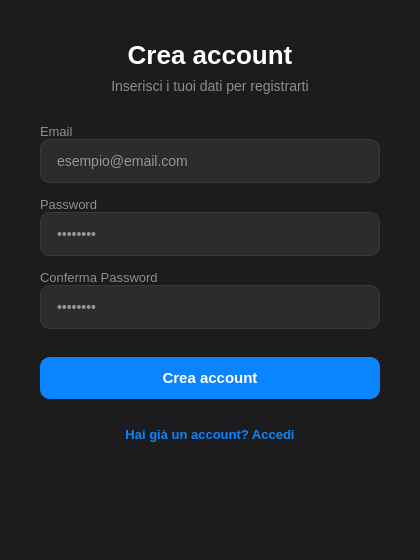
Old version of the form src/registerdialog.ui in the repository IlTocche/ThunderPass.
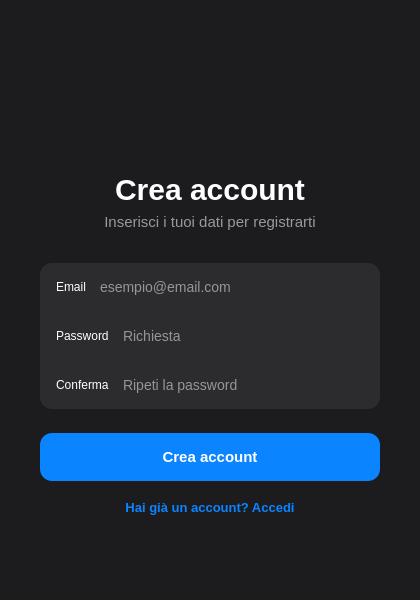
New version of the form. Icons and pictures are not drawn.

Commit message: ui: update UI layouts and stylesheets

```diff
--- a/src/registerdialog.ui
+++ b/src/registerdialog.ui
@@ -3,12 +3,7 @@
  <class>RegisterDialog</class>
  <widget class="QDialog" name="RegisterDialog">
   <property name="geometry">
-   <rect>
-    <x>0</x>
-    <y>0</y>
-    <width>420</width>
-    <height>560</height>
-   </rect>
+   <rect><x>0</x><y>0</y><width>420</width><height>600</height></rect>
   </property>
   <property name="windowTitle">
    <string>ThunderPass - Crea account</string>
@@ -18,239 +13,227 @@
 QDialog {
     background-color: #1c1c1e;
 }
-
 QLabel {
     color: #ffffff;
-    font-family: "SF Pro Display", "Segoe UI", sans-serif;
 }
 
-QLineEdit {
+/* Logo app */
+QLabel#logoLabel {
+    background-color: transparent;
+}
+QLabel#titleLabel {
+    font-size: 30px;
+    font-weight: 700;
+}
+QLabel#subtitleLabel {
+    font-size: 15px;
+    color: #98989f;
+}
+
+/* Gruppo di campi */
+QFrame#card {
     background-color: #2c2c2e;
-    border: 1px solid #3a3a3c;
-    border-radius: 10px;
-    padding: 12px 14px;
+    border-radius: 12px;
+}
+QFrame[role="separator"] {
+    background-color: #3a3a3c;
+    border: none;
+    min-height: 1px;
+    max-height: 1px;
+}
+QLabel[role="rowLabel"] {
+    color: #ffffff;
+    font-size: 14px;
+    min-width: 96px;
+    max-width: 96px;
+    min-height: 48px;
+}
+QFrame#card QLineEdit {
+    background-color: transparent;
+    border: none;
+    padding: 0px;
+    min-height: 48px;
     color: #ffffff;
     font-size: 14px;
     selection-background-color: #0a84ff;
+    placeholder-text-color: #636366;
 }
 
-QLineEdit:focus {
-    border: 1px solid #0a84ff;
-}
-
+/* Bottoni */
 QPushButton {
     background-color: #0a84ff;
-    color: white;
+    color: #ffffff;
     border: none;
-    border-radius: 10px;
-    padding: 12px;
+    border-radius: 12px;
+    min-height: 48px;
+    padding: 0px 16px;
     font-size: 15px;
     font-weight: 600;
 }
-
 QPushButton:hover {
     background-color: #0071e3;
 }
-
 QPushButton:pressed {
     background-color: #005bb5;
 }
-
 QPushButton#backToLoginButton {
     background-color: transparent;
     color: #0a84ff;
-    font-weight: 500;
+    min-height: 28px;
     font-size: 13px;
+    font-weight: 500;
 }
-
 QPushButton#backToLoginButton:hover {
     color: #409cff;
 }
    </string>
   </property>
   <layout class="QVBoxLayout" name="verticalLayout">
-   <property name="spacing">
-    <number>0</number>
-   </property>
-   <property name="leftMargin">
-    <number>40</number>
-   </property>
-   <property name="topMargin">
-    <number>40</number>
-   </property>
-   <property name="rightMargin">
-    <number>40</number>
-   </property>
-   <property name="bottomMargin">
-    <number>40</number>
-   </property>
+   <property name="spacing"><number>0</number></property>
+   <property name="leftMargin"><number>40</number></property>
+   <property name="topMargin"><number>32</number></property>
+   <property name="rightMargin"><number>40</number></property>
+   <property name="bottomMargin"><number>32</number></property>
+
+   <item>
+    <spacer name="topSpacer">
+     <property name="orientation"><enum>Qt::Vertical</enum></property>
+     <property name="sizeHint" stdset="0"><size><width>20</width><height>20</height></size></property>
+    </spacer>
+   </item>
+
+   <!-- Icona -->
+   <item alignment="Qt::AlignHCenter">
+    <widget class="QLabel" name="logoLabel">
+     <property name="minimumSize"><size><width>72</width><height>72</height></size></property>
+     <property name="maximumSize"><size><width>72</width><height>72</height></size></property>
+     <property name="pixmap">
+      <pixmap resource="../resources/resources.qrc">:/images/thunderpass-logo.png</pixmap>
+     </property>
+     <property name="scaledContents"><bool>true</bool></property>
+     <property name="alignment"><set>Qt::AlignCenter</set></property>
+    </widget>
+   </item>
+   <item>
+    <spacer name="logoSpacer">
+     <property name="orientation"><enum>Qt::Vertical</enum></property>
+     <property name="sizeType"><enum>QSizePolicy::Fixed</enum></property>
+     <property name="sizeHint" stdset="0"><size><width>20</width><height>20</height></size></property>
+    </spacer>
+   </item>
+
+   <!-- Titolo -->
    <item>
     <widget class="QLabel" name="titleLabel">
-     <property name="text">
-      <string>Crea account</string>
-     </property>
-     <property name="alignment">
-      <set>Qt::AlignCenter</set>
-     </property>
-     <property name="styleSheet">
-      <string notr="true">font-size: 26px; font-weight: 700;</string>
-     </property>
+     <property name="text"><string>Crea account</string></property>
+     <property name="alignment"><set>Qt::AlignCenter</set></property>
     </widget>
    </item>
    <item>
     <spacer name="titleSpacer">
-     <property name="orientation">
-      <enum>Qt::Vertical</enum>
-     </property>
-     <property name="sizeType">
-      <enum>QSizePolicy::Fixed</enum>
-     </property>
-     <property name="sizeHint" stdset="0">
-      <size>
-       <width>20</width>
-       <height>8</height>
-      </size>
-     </property>
+     <property name="orientation"><enum>Qt::Vertical</enum></property>
+     <property name="sizeType"><enum>QSizePolicy::Fixed</enum></property>
+     <property name="sizeHint" stdset="0"><size><width>20</width><height>6</height></size></property>
     </spacer>
    </item>
    <item>
     <widget class="QLabel" name="subtitleLabel">
-     <property name="text">
-      <string>Inserisci i tuoi dati per registrarti</string>
-     </property>
-     <property name="alignment">
-      <set>Qt::AlignCenter</set>
-     </property>
-     <property name="styleSheet">
-      <string notr="true">font-size: 14px; color: #8e8e93;</string>
-     </property>
+     <property name="text"><string>Inserisci i tuoi dati per registrarti</string></property>
+     <property name="alignment"><set>Qt::AlignCenter</set></property>
     </widget>
    </item>
    <item>
     <spacer name="formSpacer">
-     <property name="orientation">
-      <enum>Qt::Vertical</enum>
-     </property>
-     <property name="sizeType">
-      <enum>QSizePolicy::Fixed</enum>
-     </property>
-     <property name="sizeHint" stdset="0">
-      <size>
-       <width>20</width>
-       <height>30</height>
-      </size>
-     </property>
+     <property name="orientation"><enum>Qt::Vertical</enum></property>
+     <property name="sizeType"><enum>QSizePolicy::Fixed</enum></property>
+     <property name="sizeHint" stdset="0"><size><width>20</width><height>32</height></size></property>
     </spacer>
    </item>
 
    <!-- Email -->
    <item>
-    <widget class="QLabel" name="emailLabel">
-     <property name="text">
-      <string>Email</string>
-     </property>
-     <property name="styleSheet">
-      <string notr="true">font-size: 13px; color: #8e8e93;</string>
-     </property>
-    </widget>
-   </item>
-   <item>
-    <widget class="QLineEdit" name="emailEdit">
-     <property name="placeholderText">
-      <string>esempio@email.com</string>
-     </property>
-    </widget>
-   </item>
-   <item>
-    <spacer name="emailSpacer">
-     <property name="orientation">
-      <enum>Qt::Vertical</enum>
-     </property>
-     <property name="sizeType">
-      <enum>QSizePolicy::Fixed</enum>
-     </property>
-     <property name="sizeHint" stdset="0">
-      <size>
-       <width>20</width>
-       <height>14</height>
-      </size>
-     </property>
-    </spacer>
-   </item>
-
-   <!-- Password -->
-   <item>
-    <widget class="QLabel" name="passwordLabel">
-     <property name="text">
-      <string>Password</string>
-     </property>
-     <property name="styleSheet">
-      <string notr="true">font-size: 13px; color: #8e8e93;</string>
-     </property>
-    </widget>
-   </item>
-   <item>
-    <widget class="QLineEdit" name="passwordEdit">
-     <property name="echoMode">
-      <enum>QLineEdit::Password</enum>
-     </property>
-     <property name="placeholderText">
-      <string>••••••••</string>
-     </property>
-    </widget>
-   </item>
-   <item>
-    <spacer name="passwordSpacer">
-     <property name="orientation">
-      <enum>Qt::Vertical</enum>
-     </property>
-     <property name="sizeType">
-      <enum>QSizePolicy::Fixed</enum>
-     </property>
-     <property name="sizeHint" stdset="0">
-      <size>
-       <width>20</width>
-       <height>14</height>
-      </size>
-     </property>
-    </spacer>
-   </item>
-
-   <!-- Conferma Password -->
-   <item>
-    <widget class="QLabel" name="confirmLabel">
-     <property name="text">
-      <string>Conferma Password</string>
-     </property>
-     <property name="styleSheet">
-      <string notr="true">font-size: 13px; color: #8e8e93;</string>
-     </property>
-    </widget>
-   </item>
-   <item>
-    <widget class="QLineEdit" name="confirmPasswordEdit">
-     <property name="echoMode">
-      <enum>QLineEdit::Password</enum>
-     </property>
-     <property name="placeholderText">
-      <string>••••••••</string>
-     </property>
+    <widget class="QFrame" name="card">
+     <property name="frameShape"><enum>QFrame::NoFrame</enum></property>
+     <layout class="QVBoxLayout" name="cardLayout">
+      <property name="spacing"><number>0</number></property>
+      <property name="leftMargin"><number>16</number></property>
+      <property name="topMargin"><number>0</number></property>
+      <property name="rightMargin"><number>16</number></property>
+      <property name="bottomMargin"><number>0</number></property>
+      <item>
+       <layout class="QHBoxLayout" name="emailRow">
+        <property name="spacing"><number>12</number></property>
+        <item>
+         <widget class="QLabel" name="emailLabel">
+          <property name="text"><string>Email</string></property>
+          <property name="role" stdset="0"><string>rowLabel</string></property>
+         </widget>
+        </item>
+        <item>
+         <widget class="QLineEdit" name="emailEdit">
+          <property name="placeholderText"><string>esempio@email.com</string></property>
+         </widget>
+        </item>
+       </layout>
+      </item>
+      <item>
+       <widget class="QFrame" name="separator1">
+        <property name="frameShape"><enum>QFrame::NoFrame</enum></property>
+        <property name="minimumSize"><size><width>0</width><height>1</height></size></property>
+        <property name="maximumSize"><size><width>16777215</width><height>1</height></size></property>
+        <property name="role" stdset="0"><string>separator</string></property>
+       </widget>
+      </item>
+      <item>
+       <layout class="QHBoxLayout" name="passwordRow">
+        <property name="spacing"><number>12</number></property>
+        <item>
+         <widget class="QLabel" name="passwordLabel">
+          <property name="text"><string>Password</string></property>
+          <property name="role" stdset="0"><string>rowLabel</string></property>
+         </widget>
+        </item>
+        <item>
+         <widget class="QLineEdit" name="passwordEdit">
+          <property name="echoMode"><enum>QLineEdit::Password</enum></property>
+          <property name="placeholderText"><string>Richiesta</string></property>
+         </widget>
+        </item>
+       </layout>
+      </item>
+      <item>
+       <widget class="QFrame" name="separator2">
+        <property name="frameShape"><enum>QFrame::NoFrame</enum></property>
+        <property name="minimumSize"><size><width>0</width><height>1</height></size></property>
+        <property name="maximumSize"><size><width>16777215</width><height>1</height></size></property>
+        <property name="role" stdset="0"><string>separator</string></property>
+       </widget>
+      </item>
+      <item>
+       <layout class="QHBoxLayout" name="confirmRow">
+        <property name="spacing"><number>12</number></property>
+        <item>
+         <widget class="QLabel" name="confirmLabel">
+          <property name="text"><string>Conferma</string></property>
+          <property name="role" stdset="0"><string>rowLabel</string></property>
+         </widget>
+        </item>
+        <item>
+         <widget class="QLineEdit" name="confirmPasswordEdit">
+          <property name="echoMode"><enum>QLineEdit::Password</enum></property>
+          <property name="placeholderText"><string>Ripeti la password</string></property>
+         </widget>
+        </item>
+       </layout>
+      </item>
+     </layout>
     </widget>
    </item>
    <item>
     <spacer name="buttonSpacer">
-     <property name="orientation">
-      <enum>Qt::Vertical</enum>
-     </property>
-     <property name="sizeType">
-      <enum>QSizePolicy::Fixed</enum>
-     </property>
-     <property name="sizeHint" stdset="0">
-      <size>
-       <width>20</width>
-       <height>28</height>
-      </size>
-     </property>
+     <property name="orientation"><enum>Qt::Vertical</enum></property>
+     <property name="sizeType"><enum>QSizePolicy::Fixed</enum></property>
+     <property name="sizeHint" stdset="0"><size><width>20</width><height>24</height></size></property>
     </spacer>
    </item>
 
@@ -267,18 +250,9 @@
    </item>
    <item>
     <spacer name="backSpacer">
-     <property name="orientation">
-      <enum>Qt::Vertical</enum>
-     </property>
-     <property name="sizeType">
-      <enum>QSizePolicy::Fixed</enum>
-     </property>
-     <property name="sizeHint" stdset="0">
-      <size>
-       <width>20</width>
-       <height>16</height>
-      </size>
-     </property>
+     <property name="orientation"><enum>Qt::Vertical</enum></property>
+     <property name="sizeType"><enum>QSizePolicy::Fixed</enum></property>
+     <property name="sizeHint" stdset="0"><size><width>20</width><height>12</height></size></property>
     </spacer>
    </item>
 
```
Left out of the diff: 49 changed lines with no effect on the pictures. The commit also changes 11 other files.
